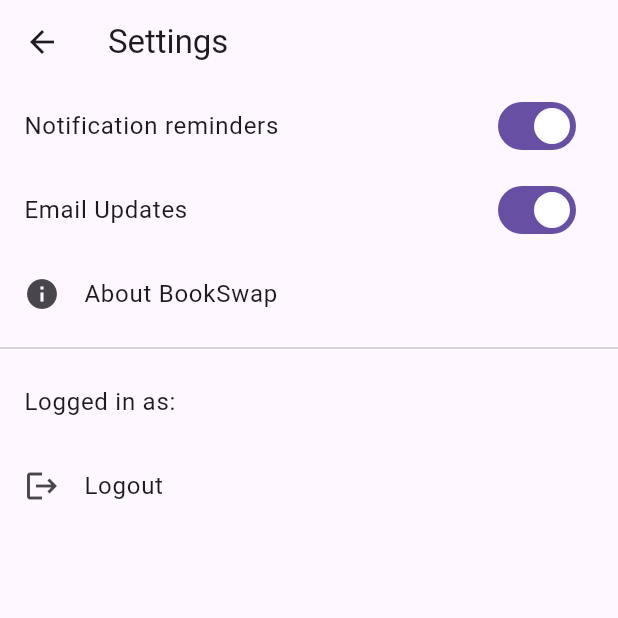
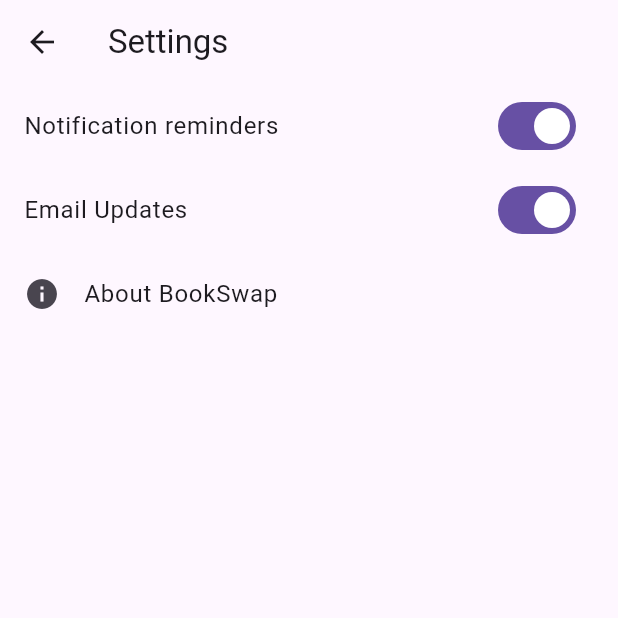
Before and after one commit to Muen1/bookswap, a Flutter app: the SettingsScreen screen opened directly, on a phone screen of 412 x 824 dp, the top half of it. Run offline on Flutter 3.47's test engine with Material 3 defaults, Android fonts, the phone set to English and light mode, and no system bars; our stand-ins replace cloud_firestore, firebase_auth, firebase_core, flutter_riverpod; accounts and stored records are empty.

```diff
--- a/lib/screens/home_screen.dart
+++ b/lib/screens/home_screen.dart
@@ -51,7 +51,3 @@ class _HomeScreenState extends State<HomeScreen> {
     );
   }
 }
-
-class BrowseScreen {
-  const BrowseScreen();
-}
--- a/lib/screens/settings_screen.dart
+++ b/lib/screens/settings_screen.dart
@@ -1,16 +1,14 @@
 import 'package:flutter/material.dart';
-import 'package:flutter_riverpod/flutter_riverpod.dart';
-import '../providers/auth_provider.dart';
 
-class SettingsScreen extends ConsumerWidget {
+class SettingsScreen extends StatelessWidget {
   const SettingsScreen({super.key});
 
   @override
-  Widget build(BuildContext context, WidgetRef ref) {
-    final user = ref.watch(authStateProvider).value;
-
+  Widget build(BuildContext context) {
     return Scaffold(
-      appBar: AppBar(title: const Text('Settings')),
+      appBar: AppBar(
+        title: const Text('Settings'),
+      ),
       body: ListView(
         children: [
           SwitchListTile(
@@ -28,19 +26,6 @@ class SettingsScreen extends ConsumerWidget {
             applicationName: 'BookSwap',
             applicationVersion: '1.0.0',
           ),
-          if (user != null) ...[
-            const Divider(),
-            ListTile(
-              title: Text('Logged in as: ${user.email}'),
-            ),
-            ListTile(
-              title: const Text('Logout'),
-              leading: const Icon(Icons.logout),
-              onTap: () {
-                ref.read(authServiceProvider).signOut();
-              },
-            ),
-          ],
         ],
       ),
     );
```
Also changed, not shown: lib/app.dart (+33 -2 lines), lib/screens/browse_screen.dart (+6 -2 lines), lib/screens/chats_screen.dart (+6 -2 lines), lib/screens/my_listings_screen.dart (+6 -2 lines).
